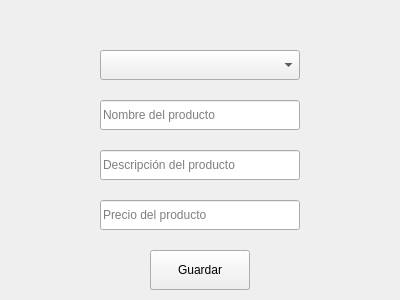
First picture: the form in proveedores/agregar_Producto.ui, repository Frakinatra/topicos-desarollo, before the edit.
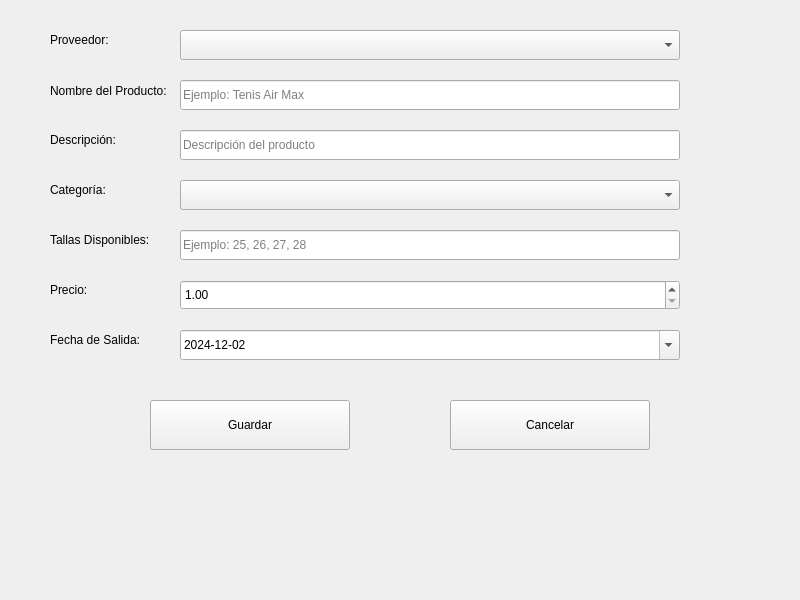
Second picture: the form after the edit.

Commit message: Se realizo conexion con la base de datos y se crearon los dos mósulo de agregar

```diff
--- a/proveedores/agregar_Producto.ui
+++ b/proveedores/agregar_Producto.ui
@@ -6,45 +6,58 @@
    <rect>
     <x>0</x>
     <y>0</y>
-    <width>400</width>
-    <height>300</height>
+    <width>800</width>
+    <height>600</height>
    </rect>
   </property>
   <property name="windowTitle">
    <string>Agregar Producto</string>
   </property>
-  <widget class="QComboBox" name="comboBoxProveedor">
+  <widget class="QLabel" name="labelNombreProducto">
    <property name="geometry">
     <rect>
-     <x>100</x>
-     <y>50</y>
-     <width>200</width>
-     <height>30</height>
+     <x>50</x>
+     <y>80</y>
+     <width>121</width>
+     <height>21</height>
     </rect>
    </property>
-   <property name="placeholderText">
-    <string>Selecciona un proveedor</string>
+   <property name="text">
+    <string>Nombre del Producto:</string>
    </property>
   </widget>
   <widget class="QLineEdit" name="lineEditNombreProducto">
    <property name="geometry">
     <rect>
-     <x>100</x>
-     <y>100</y>
-     <width>200</width>
+     <x>180</x>
+     <y>80</y>
+     <width>500</width>
      <height>30</height>
     </rect>
    </property>
    <property name="placeholderText">
-    <string>Nombre del producto</string>
+    <string>Ejemplo: Tenis Air Max</string>
+   </property>
+  </widget>
+  <widget class="QLabel" name="labelDescripcionProducto">
+   <property name="geometry">
+    <rect>
+     <x>50</x>
+     <y>130</y>
+     <width>121</width>
+     <height>20</height>
+    </rect>
+   </property>
+   <property name="text">
+    <string>Descripción:</string>
    </property>
   </widget>
   <widget class="QLineEdit" name="lineEditDescripcionProducto">
    <property name="geometry">
     <rect>
-     <x>100</x>
-     <y>150</y>
-     <width>200</width>
+     <x>180</x>
+     <y>130</y>
+     <width>500</width>
      <height>30</height>
     </rect>
    </property>
@@ -52,32 +65,194 @@
     <string>Descripción del producto</string>
    </property>
   </widget>
-  <widget class="QLineEdit" name="lineEditPrecioProducto">
+  <widget class="QLabel" name="labelProveedor">
    <property name="geometry">
     <rect>
-     <x>100</x>
-     <y>200</y>
-     <width>200</width>
+     <x>50</x>
+     <y>30</y>
+     <width>121</width>
+     <height>20</height>
+    </rect>
+   </property>
+   <property name="text">
+    <string>Proveedor:</string>
+   </property>
+  </widget>
+  <widget class="QComboBox" name="comboBoxProveedor">
+   <property name="geometry">
+    <rect>
+     <x>180</x>
+     <y>30</y>
+     <width>500</width>
      <height>30</height>
     </rect>
    </property>
    <property name="placeholderText">
-    <string>Precio del producto</string>
+    <string>Selecciona un proveedor</string>
+   </property>
+  </widget>
+  <widget class="QLabel" name="labelCategoria">
+   <property name="geometry">
+    <rect>
+     <x>50</x>
+     <y>180</y>
+     <width>121</width>
+     <height>20</height>
+    </rect>
+   </property>
+   <property name="text">
+    <string>Categoría:</string>
+   </property>
+  </widget>
+  <widget class="QComboBox" name="comboBoxCategoria">
+   <property name="geometry">
+    <rect>
+     <x>180</x>
+     <y>180</y>
+     <width>500</width>
+     <height>30</height>
+    </rect>
+   </property>
+   <property name="placeholderText">
+    <string>Selecciona una categoría</string>
+   </property>
+  </widget>
+  <widget class="QLabel" name="labelTallaProducto">
+   <property name="geometry">
+    <rect>
+     <x>50</x>
+     <y>230</y>
+     <width>121</width>
+     <height>20</height>
+    </rect>
+   </property>
+   <property name="text">
+    <string>Tallas Disponibles:</string>
+   </property>
+  </widget>
+  <widget class="QLineEdit" name="lineEditTallaProducto">
+   <property name="geometry">
+    <rect>
+     <x>180</x>
+     <y>230</y>
+     <width>500</width>
+     <height>30</height>
+    </rect>
+   </property>
+   <property name="placeholderText">
+    <string>Ejemplo: 25, 26, 27, 28</string>
+   </property>
+  </widget>
+  <widget class="QLabel" name="labelPrecioProducto">
+   <property name="geometry">
+    <rect>
+     <x>50</x>
+     <y>280</y>
+     <width>121</width>
+     <height>20</height>
+    </rect>
+   </property>
+   <property name="text">
+    <string>Precio:</string>
+   </property>
+  </widget>
+  <widget class="QDoubleSpinBox" name="doubleSpinBoxPrecioProducto">
+   <property name="geometry">
+    <rect>
+     <x>180</x>
+     <y>280</y>
+     <width>500</width>
+     <height>30</height>
+    </rect>
+   </property>
+   <property name="decimals">
+    <number>2</number>
+   </property>
+   <property name="minimum">
+    <double>1.000000000000000</double>
+   </property>
+   <property name="maximum">
+    <double>99999.000000000000000</double>
+   </property>
+   <property name="singleStep">
+    <double>0.010000000000000</double>
+   </property>
+  </widget>
+  <widget class="QLabel" name="labelFechaSalida">
+   <property name="geometry">
+    <rect>
+     <x>50</x>
+     <y>330</y>
+     <width>121</width>
+     <height>20</height>
+    </rect>
+   </property>
+   <property name="text">
+    <string>Fecha de Salida:</string>
+   </property>
+  </widget>
+  <widget class="QDateEdit" name="dateEditFechaSalida">
+   <property name="geometry">
+    <rect>
+     <x>180</x>
+     <y>330</y>
+     <width>500</width>
+     <height>30</height>
+    </rect>
+   </property>
+   <property name="dateTime">
+    <datetime>
+     <hour>6</hour>
+     <minute>0</minute>
+     <second>0</second>
+     <year>2024</year>
+     <month>12</month>
+     <day>2</day>
+    </datetime>
+   </property>
+   <property name="minimumDateTime">
+    <datetime>
+     <hour>6</hour>
+     <minute>0</minute>
+     <second>0</second>
+     <year>2024</year>
+     <month>12</month>
+     <day>2</day>
+    </datetime>
+   </property>
+   <property name="displayFormat">
+    <string>yyyy-MM-dd</string>
+   </property>
+   <property name="calendarPopup">
+    <bool>true</bool>
    </property>
   </widget>
   <widget class="QPushButton" name="btnGuardarProducto">
    <property name="geometry">
     <rect>
      <x>150</x>
-     <y>250</y>
-     <width>100</width>
-     <height>40</height>
+     <y>400</y>
+     <width>200</width>
+     <height>50</height>
     </rect>
    </property>
    <property name="text">
     <string>Guardar</string>
    </property>
   </widget>
+  <widget class="QPushButton" name="btnCancelar">
+   <property name="geometry">
+    <rect>
+     <x>450</x>
+     <y>400</y>
+     <width>200</width>
+     <height>50</height>
+    </rect>
+   </property>
+   <property name="text">
+    <string>Cancelar</string>
+   </property>
+  </widget>
  </widget>
  <resources/>
  <connections/>
```
The commit also changes 11 other files.
